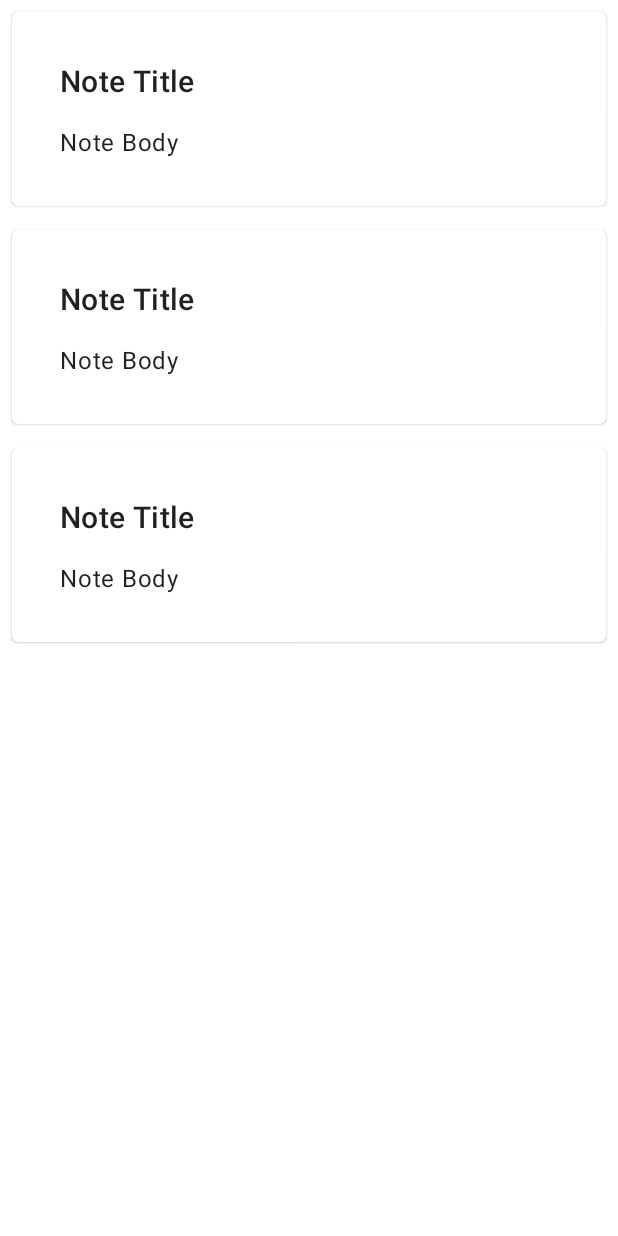
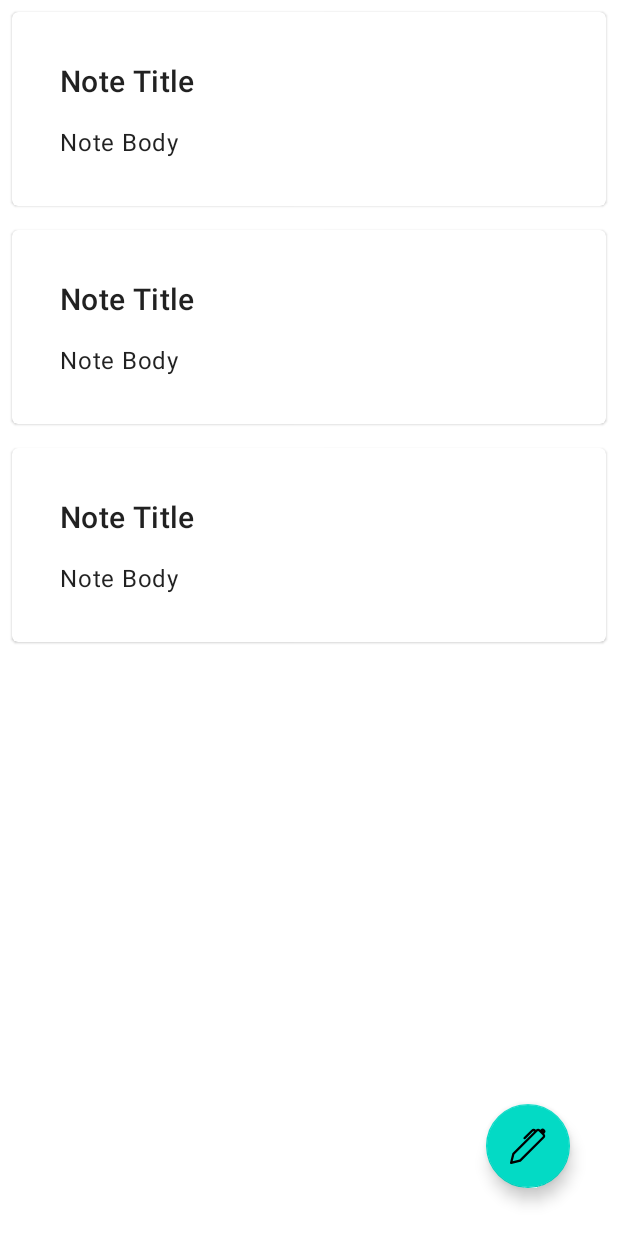
Before and after one commit to BulzEye/GoldenNotesDroid, an Android app: the layout fragment_notes.xml on its own in the app's theme, with its tools: preview values and no code run, on a phone screen of 412 x 824 dp. Run offline under Robolectric (Android 15) with nearby library versions, the phone set to English and light mode, and no system bars.

Commit message:
Add New Note button
This commit implements the New Note button in the app. This sends a
request for adding a new note.

```diff
--- a/app/build.gradle
+++ b/app/build.gradle
@@ -41,7 +41,6 @@ android {
 }
 
 dependencies {
-
     implementation 'androidx.core:core-ktx:1.7.0'
     implementation 'androidx.appcompat:appcompat:1.6.1'
     implementation 'com.google.android.material:material:1.9.0'
--- a/app/src/main/AndroidManifest.xml
+++ b/app/src/main/AndroidManifest.xml
@@ -1,6 +1,8 @@
 <?xml version="1.0" encoding="utf-8"?>
 <manifest xmlns:android="http://schemas.android.com/apk/res/android"
     xmlns:tools="http://schemas.android.com/tools">
+
+    <uses-permission android:name="android.permission.INTERNET" />
 
     <application
         android:allowBackup="true"
@@ -26,6 +28,5 @@
                 android:value="" />
         </activity>
     </application>
-    <uses-permission android:name="android.permission.INTERNET" />
 
 </manifest>
--- a/app/src/main/java/com/example/goldennotesdroid/EditNoteFragment.kt
+++ b/app/src/main/java/com/example/goldennotesdroid/EditNoteFragment.kt
@@ -38,6 +38,8 @@ class EditNoteFragment : Fragment() {
         binding.viewModel = viewModel
 
         binding.submitNoteButton.setOnClickListener {
+            Log.i("GoldenNotes", "Submit button clicked")
+            Log.i("GoldenNotes", viewModel.toString())
             viewModel.submitData(requireContext())
             viewModel.submitStatus.observe(viewLifecycleOwner) {
                 if(it == EditNoteApiStatus.SUCCESS) {
--- a/app/src/main/java/com/example/goldennotesdroid/NotesFragment.kt
+++ b/app/src/main/java/com/example/goldennotesdroid/NotesFragment.kt
@@ -8,6 +8,7 @@ import android.view.View
 import android.view.ViewGroup
 import androidx.databinding.DataBindingUtil
 import androidx.fragment.app.viewModels
+import androidx.navigation.findNavController
 import androidx.recyclerview.widget.RecyclerView
 import com.example.goldennotesdroid.adapter.NotesAdapter
 import com.example.goldennotesdroid.data.DataSource
@@ -50,6 +51,11 @@ class NotesFragment : Fragment() {
         binding.recyclerView.adapter = NotesAdapter()
         binding.recyclerView.setHasFixedSize(true)
         binding.viewModel = viewModel
+
+        binding.newNoteFab.setOnClickListener { view ->
+            view.findNavController().navigate(NotesFragmentDirections.actionNotesFragmentToEditNoteFragment("", null, ""))
+        }
+
         return binding.root
     }
 
--- a/app/src/main/java/com/example/goldennotesdroid/network/BackendApiService.kt
+++ b/app/src/main/java/com/example/goldennotesdroid/network/BackendApiService.kt
@@ -2,6 +2,7 @@ package com.example.goldennotesdroid.network
 
 import com.example.goldennotesdroid.model.ModifyNoteBody
 import com.example.goldennotesdroid.model.Note
+import com.example.goldennotesdroid.model.NoteInfo
 import com.example.goldennotesdroid.model.NotesResponse
 import com.squareup.moshi.Moshi
 import com.squareup.moshi.adapters.Rfc3339DateJsonAdapter
@@ -34,6 +35,10 @@ interface BackendApiService {
     @Headers("Authorization:Bearer eyJhbGciOiJIUzI1NiIsInR5cCI6IkpXVCJ9.eyJpZCI6IjY1N2VkN2E2MGIzYjQwYTM2NGM0M2YwOSIsImlhdCI6MTcxMzczMDA5MSwiZXhwIjoxNzE2MzIyMDkxfQ.Jod93Qc-FJJK283BImYXAkLIkR3vT2cktJj5bU62b9Y")
     @POST("modifynote")
     suspend fun modifyNote(@Body reqBody: ModifyNoteBody): Note
+
+    @Headers("Authorization:Bearer eyJhbGciOiJIUzI1NiIsInR5cCI6IkpXVCJ9.eyJpZCI6IjY1N2VkN2E2MGIzYjQwYTM2NGM0M2YwOSIsImlhdCI6MTcxMzczMDA5MSwiZXhwIjoxNzE2MzIyMDkxfQ.Jod93Qc-FJJK283BImYXAkLIkR3vT2cktJj5bU62b9Y")
+    @POST("addnote")
+    suspend fun addNote(@Body reqBody: NoteInfo): Note
 }
 
 object GoldenBackend {
--- /dev/null
+++ b/app/src/main/res/drawable/ic_pen.xml
@@ -0,0 +1,9 @@
+<vector xmlns:android="http://schemas.android.com/apk/res/android"
+    android:width="16dp"
+    android:height="16dp"
+    android:viewportWidth="16"
+    android:viewportHeight="16">
+  <path
+      android:pathData="m13.498,0.795 l0.149,-0.149a1.207,1.207 0,1 1,1.707 1.708l-0.149,0.148a1.5,1.5 0,0 1,-0.059 2.059L4.854,14.854a0.5,0.5 0,0 1,-0.233 0.131l-4,1a0.5,0.5 0,0 1,-0.606 -0.606l1,-4a0.5,0.5 0,0 1,0.131 -0.232l9.642,-9.642a0.5,0.5 0,0 0,-0.642 0.056L6.854,4.854a0.5,0.5 0,1 1,-0.708 -0.708L9.44,0.854A1.5,1.5 0,0 1,11.5 0.796a1.5,1.5 0,0 1,1.998 -0.001m-0.644,0.766a0.5,0.5 0,0 0,-0.707 0L1.95,11.756l-0.764,3.057 3.057,-0.764L14.44,3.854a0.5,0.5 0,0 0,0 -0.708z"
+      android:fillColor="@color/black"/>
+</vector>
--- a/app/src/main/res/layout/fragment_notes.xml
+++ b/app/src/main/res/layout/fragment_notes.xml
@@ -28,5 +28,16 @@
 <!--            android:layout_width="wrap_content"-->
 <!--            android:layout_height="wrap_content"-->
 <!--            android:text="TextView" />-->
+
+        <com.google.android.material.floatingactionbutton.FloatingActionButton
+            android:id="@+id/newNote_fab"
+            android:layout_width="wrap_content"
+            android:layout_height="wrap_content"
+            android:layout_gravity="end|bottom"
+            android:src="@drawable/ic_pen"
+            android:contentDescription="@string/new_note"
+            android:layout_margin="32dp" />
+
     </FrameLayout>
+
 </layout>
--- a/app/src/main/res/navigation/nav_graph.xml
+++ b/app/src/main/res/navigation/nav_graph.xml
@@ -28,7 +28,8 @@
             android:defaultValue="@null" />
         <argument
             android:name="_id"
-            app:argType="string" />
+            app:argType="string"
+            app:nullable="true" />
         <action
             android:id="@+id/action_editNoteFragment_to_notesFragment"
             app:destination="@id/notesFragment"
--- a/app/src/main/res/values/strings.xml
+++ b/app/src/main/res/values/strings.xml
@@ -11,4 +11,5 @@
     <string name="submit_button_label">Submit</string>
     <string name="delete_button_label">Delete</string>
     <string name="edit_note_fragment_label">Edit note</string>
+    <string name="new_note">New note</string>
 </resources>
```
Also changed, not shown: app/src/main/java/com/example/goldennotesdroid/EditNoteViewModel.kt (+26 -5 lines).
